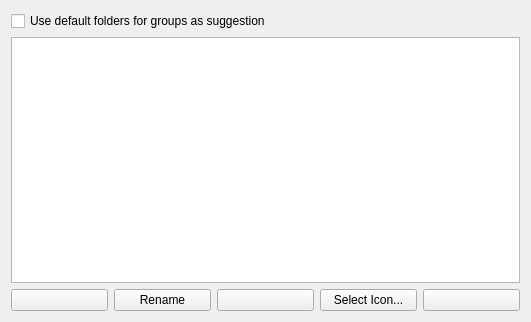
The window that conf/dlggroups.ui (KDE/kget) describes before a commit, drawn with Qt 5.
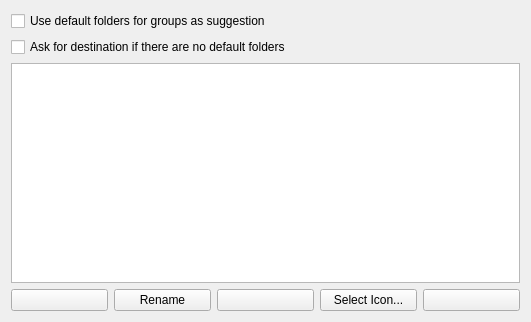
The same window after the commit. Custom widgets are drawn as their Qt base class.

Commit message:
Adds a "Ask for destination if there are no default folders"-option
If deselected no dialogs will be shown asking the user for a destination, instead always a destination will be used.
Unless KGlobalSettings::downloadPath() is not defined.
BUG:130272

```diff
--- a/conf/dlggroups.ui
+++ b/conf/dlggroups.ui
@@ -18,6 +18,13 @@
      </property>
     </widget>
    </item>
+   <item>
+    <widget class="QCheckBox" name="kcfg_AskForDestination">
+     <property name="text">
+      <string>Ask for destination if there are no default folders</string>
+     </property>
+    </widget>
+   </item>
    <item>
     <widget class="TransfersGroupTree" name="treeView">
      <property name="alternatingRowColors">
```
The commit also changes 2 other files.
